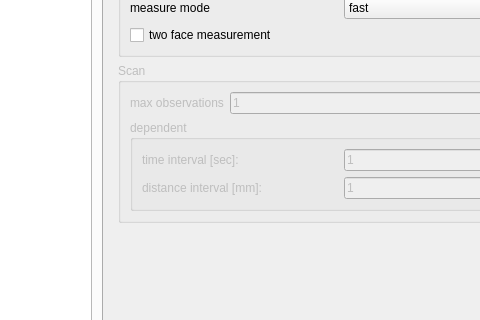
Old version of the form ui/dialogs/measurementconfigurationdialog.ui in the repository OpenIndy/OpenIndy; both pictures show x 373 to 853 and y 163 to 483 of the 957 by 848 pixel window.
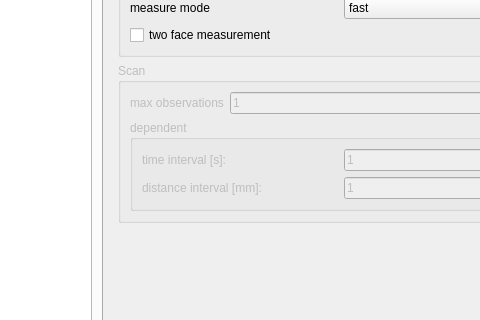
New version of the form. Icons and pictures are not drawn.

Commit message: OI-1001 / OI-674: fix SI unit

The edit to the form file:
```diff
--- a/ui/dialogs/measurementconfigurationdialog.ui
+++ b/ui/dialogs/measurementconfigurationdialog.ui
@@ -446,7 +446,7 @@
                              </sizepolicy>
                             </property>
                             <property name="text">
-                             <string>time interval [sec]:</string>
+                             <string>time interval [s]:</string>
                             </property>
                            </widget>
                           </item>
```
